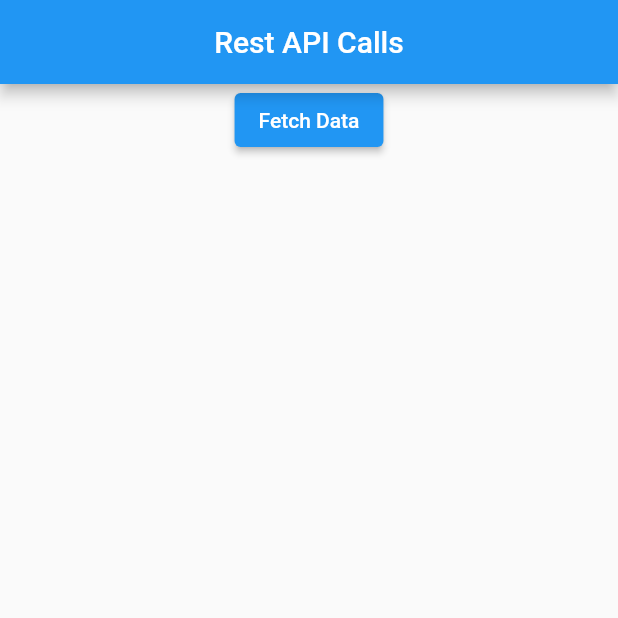
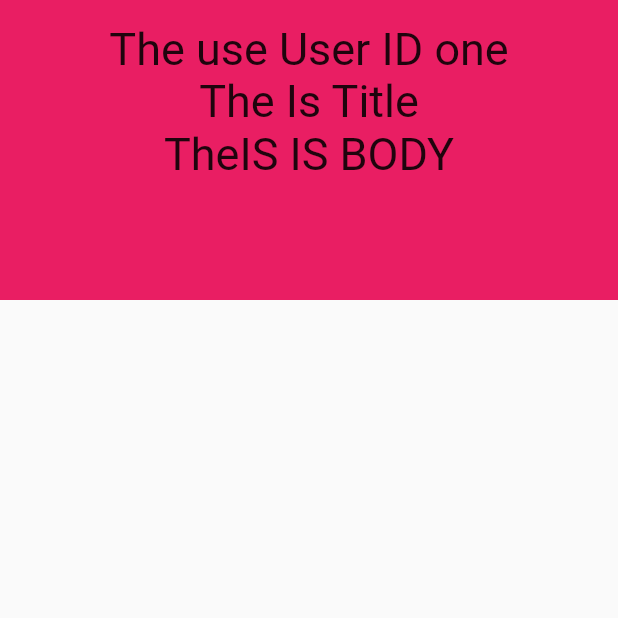
Before and after one commit to CAGAR-1/API, a Flutter app: the screen it shows after launch, on a phone screen of 412 x 824 dp, the top half of it. Run offline on Flutter 3.47's test engine with Material 2 defaults, Android fonts, the phone set to English and light mode, and no system bars.

Commit message:
Adding model

```diff
--- /dev/null
+++ b/lib/HomePage.dart
@@ -0,0 +1,47 @@
+import 'package:flutter/material.dart';
+import 'package:flutter/src/widgets/container.dart';
+import 'package:flutter/src/widgets/framework.dart';
+
+class HomePage extends StatefulWidget {
+  const HomePage({super.key});
+
+  @override
+  State<HomePage> createState() => _HomePageState();
+}
+
+class _HomePageState extends State<HomePage> {
+  @override
+  Widget build(BuildContext context) {
+    return Scaffold(
+      body: SingleChildScrollView(
+          child: Column(
+        children: [
+          Row(
+            children: [
+              Expanded(
+                child: Container(
+                  child: Padding(
+                    padding: const EdgeInsets.all(15),
+                    child: Column(
+                      crossAxisAlignment: CrossAxisAlignment.center,
+                      children: [
+                        Text(
+                          "The use User ID one",
+                          style: TextStyle(fontSize: 30),
+                        ),
+                        Text("The Is Title", style: TextStyle(fontSize: 30)),
+                        Text("TheIS IS BODY", style: TextStyle(fontSize: 30)),
+                      ],
+                    ),
+                  ),
+                  color: Colors.pink,
+                  height: 200,
+                ),
+              ),
+            ],
+          )
+        ],
+      )),
+    );
+  }
+}
--- a/lib/main.dart
+++ b/lib/main.dart
@@ -1,87 +1,15 @@
-import 'dart:convert';
-
-import 'package:apicall/model.dart';
+import 'package:apicall/HomePage.dart';
 import 'package:flutter/cupertino.dart';
 import 'package:flutter/material.dart';
 
-import 'package:http/http.dart' as http;
+void main() {
+  runApp(MaterialApp(
 
-void main() {
-  runApp(MyApp());
+    home: HomePage(),
+
+
+
+
+
+  ));
 }
-
-class MyApp extends StatefulWidget {
-  const MyApp({super.key});
-
-  @override
-  State<MyApp> createState() => _MyAppState();
-}
-
-class _MyAppState extends State<MyApp> {
-  List<User> users = [];
-
-  void FetchData() async {
-    print("Calling");
-    final url = "https://randomuser.me/api/?results=3";
-
-    var responce = await http.get(Uri.parse(url));
-    var data = json.decode(responce.body);
-    final results = json['results'] as List<dynamic>;
-    final transformed = results.map((e) {
-      return User();
-    });
-
-    setState(() {
-      users = transformed;
-    });
-    print("Complete");
-  }
-
-  @override
-  Widget build(BuildContext context) {
-    return MaterialApp(
-      home: Scaffold(
-        appBar: AppBar(
-          centerTitle: true,
-          title: Text("Rest API Calls"),
-        ),
-        body: SingleChildScrollView(
-            child: Column(
-          children: [
-            Center(
-                child: ElevatedButton(
-                    onPressed: () {
-                      FetchData();
-                    },
-                    child: Text("Fetch Data"))),
-            Container(
-                height: 400,
-                width: 400,
-                child: ListView.builder(
-                    itemCount: users.length,
-                    itemBuilder: (context, index) {
-                      // final user = users[index];
-                      // final age = user.age;
-                      // final email = user.gender;
-                      return Column(
-                        children: [
-                          // Text(users[index]['email']),
-                          SizedBox(
-                            height: 5,
-                          ),
-                          Text(age),
-                          Text(email)
-
-                          // Text(users[index.bitLength].toString()),
-                          // Text(images),
-
-                          // Image.network(images)
-                        ],
-                      );
-                    }))
-          ],
-        )),
-      ),
-    );
-  }
-}
--- a/lib/model.dart
+++ b/lib/model.dart
@@ -1,8 +1,37 @@
-import 'package:flutter/material.dart';
+// To parse this JSON data, do
+//
+//     final api = apiFromJson(jsonString);
 
-class User {
-  final String gender;
-  final String email;
-  final String age;
-  User({required this.gender, required this.email, required this.age});
+import 'dart:convert';
+
+List<Api> apiFromJson(String str) => List<Api>.from(json.decode(str).map((x) => Api.fromJson(x)));
+
+String apiToJson(List<Api> data) => json.encode(List<dynamic>.from(data.map((x) => x.toJson())));
+
+class Api {
+    Api({
+        required this.userId,
+       required this.id,
+       required this.title,
+        required this.body,
+    });
+
+    int userId;
+    int id;
+    String title;
+    String body;
+
+    factory Api.fromJson(Map<String, dynamic> json) => Api(
+        userId: json["userId"],
+        id: json["id"],
+        title: json["title"],
+        body: json["body"],
+    );
+
+    Map<String, dynamic> toJson() => {
+        "userId": userId,
+        "id": id,
+        "title": title,
+        "body": body,
+    };
 }
```
